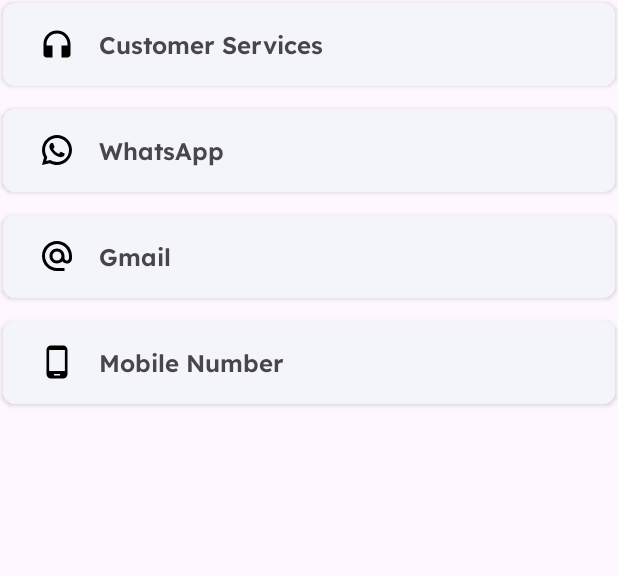
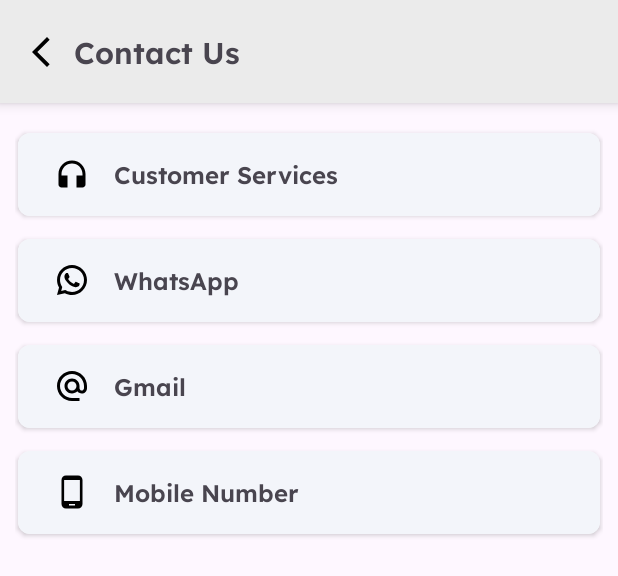
Before and after one commit to iAmAjayTeli/DEEP, an Android app: the layout activity_contact_us_screen.xml on its own in the app's theme, with its tools: preview values and no code run, on a phone screen of 412 x 824 dp. Shown: the top 576 px of the screen. Run offline under Robolectric (Android 15) with nearby library versions, the phone set to English and light mode, and no system bars.

Commit message:
Final Code

```diff
--- a/app/src/main/AndroidManifest.xml
+++ b/app/src/main/AndroidManifest.xml
@@ -74,7 +74,10 @@
             android:name=".view.user.SuccessStoriesScreen"
             android:exported="false" />
         <activity
-            android:name=".view.user.HelpSupport"
+            android:name=".view.user.FaqScreen"
+            android:exported="false" />
+        <activity
+            android:name=".view.user.ContactUsScreen"
             android:exported="false" />
         <activity
             android:name=".view.user.PledgeScreen"
--- a/app/src/main/res/layout/fragment_contact_us.xml
+++ b/app/src/main/res/layout/activity_contact_us_screen.xml
@@ -3,27 +3,80 @@
     xmlns:app="http://schemas.android.com/apk/res-auto"
     xmlns:tools="http://schemas.android.com/tools">
 
-
     <androidx.constraintlayout.widget.ConstraintLayout
+        android:id="@+id/main"
         android:layout_width="match_parent"
         android:layout_height="match_parent"
-        tools:context=".view.user.ContactUs">
+        tools:context=".view.user.ContactUsScreen">
+
+        <LinearLayout
+            android:id="@+id/backLinear"
+            android:layout_width="match_parent"
+            android:layout_height="wrap_content"
+            android:background="@drawable/home_header_bg"
+            android:elevation="5dp"
+            android:orientation="vertical"
+            app:layout_constraintEnd_toEndOf="parent"
+            app:layout_constraintStart_toStartOf="parent"
+            app:layout_constraintTop_toTopOf="parent">
+
+            <LinearLayout
+                android:id="@+id/profileLinear"
+                android:layout_width="match_parent"
+                android:layout_height="wrap_content"
+                android:layout_marginStart="10dp"
+                android:layout_marginTop="15dp"
+                android:layout_marginEnd="10dp"
+                android:layout_marginBottom="15dp"
+                android:orientation="horizontal"
+                android:padding="5dp">
+
+                <androidx.constraintlayout.widget.ConstraintLayout
+                    android:layout_width="match_parent"
+                    android:layout_height="match_parent">
+
+                    <TextView
+                        android:id="@+id/textView6"
+                        android:layout_width="wrap_content"
+                        android:layout_height="wrap_content"
+                        android:layout_marginStart="10dp"
+                        android:fontFamily="@font/lexend_semibold"
+                        android:text="Contact Us"
+                        android:textSize="20sp"
+                        app:layout_constraintBottom_toBottomOf="parent"
+                        app:layout_constraintStart_toEndOf="@+id/backBtn"
+                        app:layout_constraintTop_toTopOf="parent" />
+
+                    <ImageView
+                        android:id="@+id/backBtn"
+                        android:layout_width="wrap_content"
+                        android:layout_height="wrap_content"
+                        android:layout_weight="1"
+                        android:src="@drawable/back"
+                        app:layout_constraintBottom_toBottomOf="parent"
+                        app:layout_constraintStart_toStartOf="parent"
+                        app:layout_constraintTop_toTopOf="parent" />
+
+                </androidx.constraintlayout.widget.ConstraintLayout>
+            </LinearLayout>
+        </LinearLayout>
 
         <LinearLayout
             android:layout_width="match_parent"
             android:layout_height="0dp"
             android:orientation="vertical"
+            android:padding="10dp"
             app:layout_constraintBottom_toBottomOf="parent"
             app:layout_constraintEnd_toEndOf="parent"
             app:layout_constraintStart_toStartOf="parent"
-            app:layout_constraintTop_toTopOf="parent">
+            app:layout_constraintTop_toBottomOf="@id/backLinear">
 
             <androidx.cardview.widget.CardView
                 android:id="@+id/customerService"
                 android:layout_width="match_parent"
                 android:layout_height="55dp"
                 android:layout_marginStart="2dp"
-                android:layout_marginTop="2dp"
+                android:layout_marginTop="10dp"
                 android:layout_marginEnd="2dp"
                 android:layout_marginBottom="15dp"
                 android:clickable="true"
@@ -55,7 +108,6 @@
                 </LinearLayout>
             </androidx.cardview.widget.CardView>
 
-            <!-- WhatsApp -->
             <androidx.cardview.widget.CardView
                 android:id="@+id/whatsapp"
                 android:layout_width="match_parent"
@@ -93,8 +145,6 @@
                 </LinearLayout>
             </androidx.cardview.widget.CardView>
 
-
-            <!-- Gmail -->
             <androidx.cardview.widget.CardView
                 android:id="@+id/gmail"
                 android:layout_width="match_parent"
@@ -156,7 +206,7 @@
                     <ImageView
                         android:layout_width="wrap_content"
                         android:layout_height="wrap_content"
-                        android:contentDescription="Gmail"
+                        android:contentDescription="Mobile Number"
                         android:src="@drawable/phone_num" />
 
                     <TextView
@@ -166,11 +216,11 @@
                         android:fontFamily="@font/lexend_semibold"
                         android:text="Mobile Number"
                         android:textSize="16sp" />
-
-
                 </LinearLayout>
             </androidx.cardview.widget.CardView>
 
         </LinearLayout>
+
     </androidx.constraintlayout.widget.ConstraintLayout>
+
 </layout>
--- a/gradle/libs.versions.toml
+++ b/gradle/libs.versions.toml
@@ -1,5 +1,5 @@
 [versions]
-agp = "8.13.1"
+agp = "8.13.2"
 firebaseBom = "34.6.0"
 kotlin = "2.2.21"
 coreKtx = "1.17.0"
```
Also changed, not shown: app/build.gradle.kts (+3 -6 lines), app/src/main/java/com/deep/eyedonation/handler/NavigationDrawerSetup.kt (+10 -8 lines), app/src/main/java/com/deep/eyedonation/view/user/ContactUs.kt (deleted, +0 -58 lines), app/src/main/java/com/deep/eyedonation/view/user/ContactUsScreen.kt (added, +59 -0 lines), app/src/main/java/com/deep/eyedonation/view/user/Faq.kt (deleted, +0 -45 lines), app/src/main/java/com/deep/eyedonation/view/user/FaqScreen.kt (added, +51 -0 lines), app/src/main/java/com/deep/eyedonation/view/user/HelpSupport.kt (deleted, +0 -62 lines), app/src/main/res/layout/activity_faq_screen.xml (renamed from app/src/main/res/layout/activity_help_support.xml, +6 -34 lines), app/src/main/res/layout/fragment_faq.xml (deleted, +0 -33 lines).
